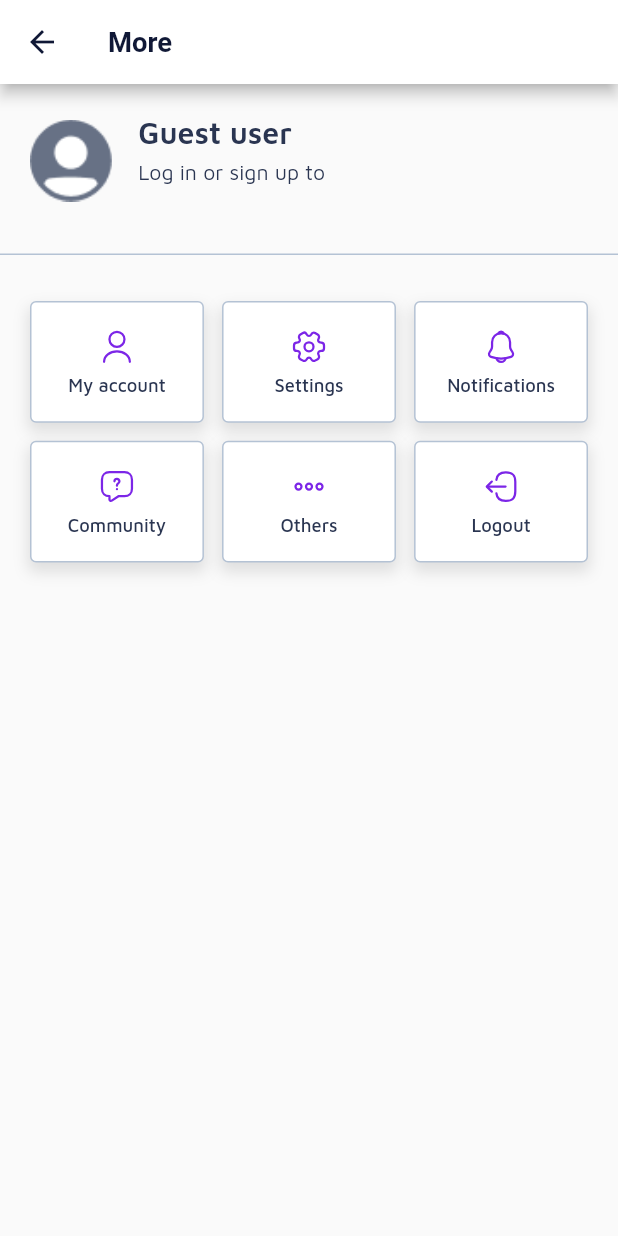
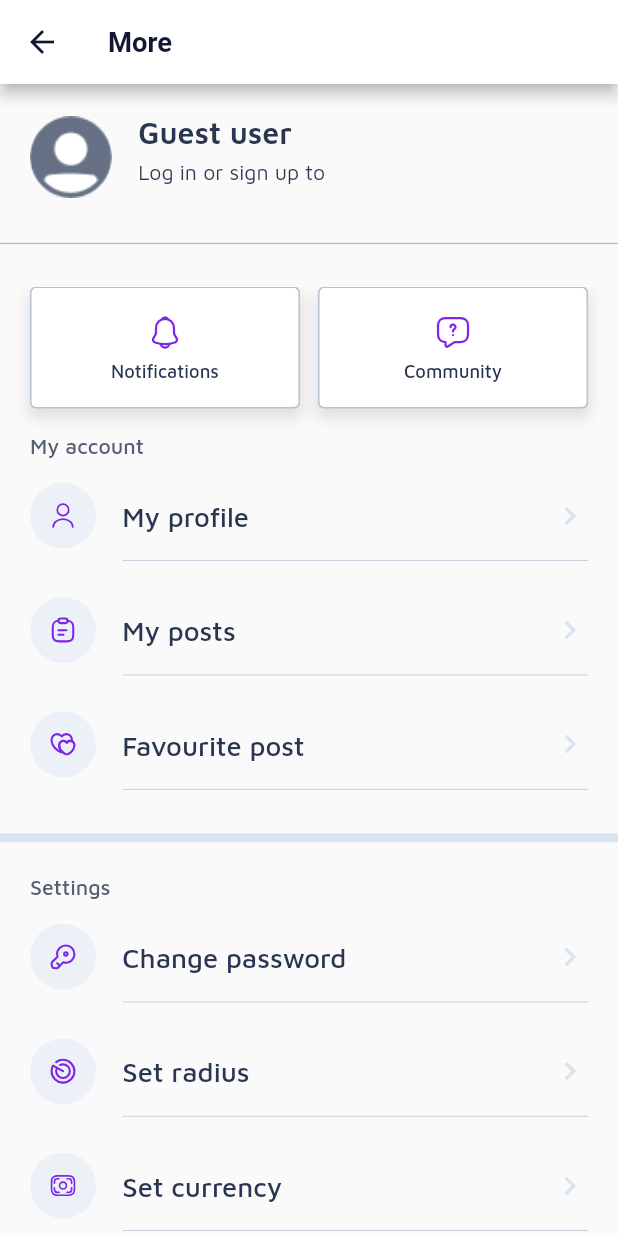
Before and after one commit to TawhidHassan/AdopBox, a Flutter app: the MorePage screen opened directly, on a phone screen of 412 x 824 dp. Run offline on Flutter 3.47's test engine with Material 2 defaults, Android fonts, the phone set to English and light mode, and no system bars; our stand-ins replace bloc, cached_network_image, camera, carousel_indicator, carousel_slider, connectivity_plus and 16 more; missing offline and left inert: flutter_sslcommerz; accounts and stored records are empty; project files that could hold a hidden picture were left out.

Commit message:
post details and more design update

```diff
--- a/lib/Constants/Colors/app_colors.dart
+++ b/lib/Constants/Colors/app_colors.dart
@@ -14,6 +14,7 @@ const unSelectColor = Color(0xFFD8E4F0);
 const dividerColor = Color(0xFFB4C2D4);
 const borderColor = Color(0xFFB4C2D4);
 const textColor = Color(0xFF2A3551);
+const textColorTwo = Color(0xFF555F71);
 const appBarTitleTextColor = Color(0xFF101836);
 const unSelectTextColor = Color(0xFF8A96A9);
 
--- a/lib/Constants/Strings/app_strings.dart
+++ b/lib/Constants/Strings/app_strings.dart
@@ -55,6 +55,10 @@ const COMUNITY_POST_CREATE_PAGE = "/COMUNITY_POST_CREATE_PAGE";
 
 ///set Radius page
 const NOTIFICATION_PAGE = "/NOTIFICATION_PAGE";
+
+///Post page
+const POST_DETAILS = "/POST_DETAILS";
+
 ///set Radius page
 const OTHER_PAGE = "/OTHER_PAGE";
 const FAQ_PAGE = "/FAQ_PAGE";
--- a/lib/Presentation/Pages/Home/Component/post_card.dart
+++ b/lib/Presentation/Pages/Home/Component/post_card.dart
@@ -3,6 +3,8 @@ import 'package:AdopBox/Constants/Colors/app_colors.dart';
 import 'package:flutter/material.dart';
 import 'package:flutter_screenutil/flutter_screenutil.dart';
 import 'package:flutter_svg/flutter_svg.dart';
+
+import '../../../../Constants/Strings/app_strings.dart';
 
 
 class Postcard extends StatelessWidget {
@@ -10,8 +12,11 @@ class Postcard extends StatelessWidget {
 
   @override
   Widget build(BuildContext context) {
-    return Container(
-
+    return InkWell(
+      onTap: (){
+        Navigator.pushNamed(context, POST_DETAILS);
+      },
+      child: Container(
         decoration: BoxDecoration(
           borderRadius: borderRadius,
           border: Border.all(color: borderColor)
@@ -56,6 +61,7 @@ class Postcard extends StatelessWidget {
             )
           ],
         ),
+      ),
     );
   }
 }
--- a/lib/Presentation/Pages/More/more.dart
+++ b/lib/Presentation/Pages/More/more.dart
@@ -5,6 +5,7 @@ import 'package:flutter_svg/flutter_svg.dart';
 
 import '../../../Constants/Colors/app_colors.dart';
 import '../../../Constants/Strings/app_strings.dart';
+import '../Settings/Component/settings_button.dart';
 import 'Component/more_card.dart';
 
 class MorePage extends StatelessWidget {
@@ -68,8 +69,10 @@ class MorePage extends StatelessWidget {
                   color: dividerColor,thickness: 1,)
             ),
             Expanded(
-                flex: 10,
+                flex: 11,
+                child: SingleChildScrollView(
                   child: Column(
+                    crossAxisAlignment: CrossAxisAlignment.start,
                     children: [
                       Container(
                         padding:EdgeInsets.symmetric(horizontal: 20,vertical: 0),
@@ -79,34 +82,11 @@ class MorePage extends StatelessWidget {
                             Expanded(
                                 child:InkWell(
                                     onTap: (){
-                                    Navigator.pushNamed(context, PROFILE_PAGE);
-                                  },
-                                  child: MoreCard(image:"assets/icons/user.svg",title: "My account",))
-                          ),
-                          SizedBox(width: 11.w,),
-                          Expanded(
-                              child:InkWell(
-                                  onTap: (){
-                                    Navigator.pushNamed(context, SETTINGS_PAGE);
-                                  },
-                                  child: MoreCard(image:"assets/icons/setting.svg",title: "Settings",))
-                          ),
-                          SizedBox(width: 11.w,),
-                          Expanded(
-                              child:InkWell(
-                                  onTap: (){
                                       Navigator.pushNamed(context, NOTIFICATION_PAGE);
                                     },
                                     child: MoreCard(image:"assets/icons/notification.svg",title: "Notifications",))
                             ),
-                        ],
-                      ),
-                    ),
-                    Container(
-                      padding: EdgeInsets.symmetric(horizontal: 20,vertical: 12),
-                      width:1.0.sw,
-                      child: Row(
-                        children: [
+                            SizedBox(width: 11.w,),
                             Expanded(
                                 child:InkWell(
                                     onTap: (){
@@ -114,22 +94,95 @@ class MorePage extends StatelessWidget {
                                     },
                                     child: MoreCard(image:"assets/icons/message.svg",title: "Community",))
                             ),
-                          SizedBox(width: 11.w,),
-                          Expanded(
-                              child:InkWell(
-                                  onTap: (){
-                                    Navigator.pushNamed(context, OTHER_PAGE);
-                                  },
-                                  child: MoreCard(image:"assets/icons/more-3.svg",title: "Others",))
-                          ),
-                          SizedBox(width: 11.w,),
-                          Expanded(
-                              child:MoreCard(image:"assets/icons/logout.svg",title: "Logout",)
-                          ),
                           ],
                         ),
                       ),
+                      SizedBox(height: 16.h,),
+                      Padding(
+                        padding: const EdgeInsets.symmetric(horizontal: 20.0),
+                        child: Text("My account",style: mediumText(14.sp,color: textColorTwo),),
+                      ),
+                      SizedBox(height: 16.h,),
+                      InkWell(
+                          onTap: (){
+                            Navigator.pushNamed(context, PROFILE_PAGE);
+                          },
+                          child: SettingButton(image: "assets/icons/user.svg",title:"My profile" ,padding: 20,)),
+                      InkWell(
+                          onTap: (){
+                            Navigator.pushNamed(context, PROFILE_PAGE);
+                          },
+                          child: SettingButton(image: "assets/icons/post.svg",title:"My posts" ,padding: 20)),
+                      InkWell(
+                          onTap: (){
+                            Navigator.pushNamed(context, PROFILE_PAGE);
+                          },
+                          child: SettingButton(image: "assets/icons/lovely.svg",title:"Favourite post",padding: 20 )),
+                      Divider(
+                        color: unSelectColor,thickness: 6,
+                      ),
+                      SizedBox(height: 16.h,),
+                      Padding(
+                        padding: const EdgeInsets.symmetric(horizontal: 20.0),
+                        child: Text("Settings",style: mediumText(14.sp,color: textColorTwo),),
+                      ),
+                      SizedBox(height: 16.h,),
+                      InkWell(
+                          onTap: (){
+                            Navigator.pushNamed(context, CHANGE_PASSWORD_PAGE);
+                          },
+                          child: SettingButton(image: "assets/icons/key.svg",title:"Change password",padding: 20 )),
+
+                      InkWell(
+                          onTap: (){
+                            Navigator.pushNamed(context, SET_RADIUS_PAGE);
+                          },
+                          child: SettingButton(image: "assets/icons/radar.svg",title:"Set radius",padding: 20 )),
+                      SettingButton(image: "assets/icons/money-4.svg",title:"Set currency",padding: 20 ),
+                      InkWell(
+                          onTap: (){
+                            Navigator.pushNamed(context, SET_PREFERENCE_PAGE);
+
+                          },
+                          child: SettingButton(image: "assets/icons/like.svg",title:"Change preference",padding: 20 )),
+                      SettingButton(image: "assets/icons/close-2.svg",title:"Deactivate account" ,padding: 20),
+                      Divider(
+                        color: unSelectColor,thickness: 6,
+                      ),
+                      SizedBox(height: 16.h,),
+                      Padding(
+                        padding: const EdgeInsets.symmetric(horizontal: 20.0),
+                        child: Text("More",style: mediumText(14.sp,color: textColorTwo),),
+                      ),
+                      SizedBox(height: 16.h,),
+                      InkWell(
+                          onTap: (){
+                            Navigator.pushNamed(context, FAQ_PAGE);
+                          },
+                          child: SettingButton(image: "assets/icons/key.svg",title:"Frequently asked question",padding: 20 )),
+                      InkWell(
+                          onTap: (){
+                            Navigator.pushNamed(context, ABOUT_PAGE);
+                          },
+                          child: SettingButton(image: "assets/icons/radar.svg",title:"About app",padding: 20 )),
+                      InkWell(
+                          onTap: (){
+                            Navigator.pushNamed(context, PRIVACY_PAGE);
+                          },
+                          child: SettingButton(image: "assets/icons/money-4.svg",title:"Privacy policy",padding: 20 )),
+
+                      Divider(
+                        color: unSelectColor,thickness: 6,
+                      ),
+                      SizedBox(height: 16.h,),
+                      InkWell(
+                          onTap: (){
+                            Navigator.pushNamed(context, PRIVACY_PAGE);
+                          },
+                          child: SettingButton(image: "assets/icons/logout.svg",title:"Logout",padding: 20 )),
+
                     ],
+                  ),
                 )
             ),
 
--- a/lib/Presentation/Pages/Others/other_page.dart
+++ b/lib/Presentation/Pages/Others/other_page.dart
@@ -31,6 +31,7 @@ class OtherPage extends StatelessWidget {
                   Navigator.pushNamed(context, PRIVACY_PAGE);
                 },
                 child: SettingButton(image: "assets/icons/money-4.svg",title:"Privacy policy" )),
+
           ],
         ),
       ),
--- a/lib/Presentation/Pages/Settings/Component/settings_button.dart
+++ b/lib/Presentation/Pages/Settings/Component/settings_button.dart
@@ -8,12 +8,14 @@ import '../../../../Constants/Colors/app_colors.dart';
 class SettingButton extends StatelessWidget {
   final String?title;
   final String?image;
-  const SettingButton({Key? key, this.title, this.image}) : super(key: key);
+  final double?padding;
+  const SettingButton({Key? key, this.title, this.image, this.padding=0.0}) : super(key: key);
 
   @override
   Widget build(BuildContext context) {
     return Container(
       margin: EdgeInsets.only(bottom: 16.h),
+      padding: EdgeInsets.symmetric(horizontal: padding!),
       width: 1.0.sw,
       child: Column(
         children: [
@@ -23,7 +25,7 @@ class SettingButton extends StatelessWidget {
               Row(
                 children: [
                   CircleAvatar(
-                    radius: 24,
+                    radius: 22,
                     backgroundColor: Color(0xFFEBF1F7),
                     child: SvgPicture.asset(image!,height: 18.h,),
                   ),
--- a/lib/Presentation/Pages/Settings/settings_page.dart
+++ b/lib/Presentation/Pages/Settings/settings_page.dart
@@ -21,6 +21,7 @@ class SettingsPage extends StatelessWidget {
                   Navigator.pushNamed(context, CHANGE_PASSWORD_PAGE);
                 },
                 child: SettingButton(image: "assets/icons/key.svg",title:"Change password" )),
+
             InkWell(
                 onTap: (){
                   Navigator.pushNamed(context, SET_RADIUS_PAGE);
--- a/lib/Route/app_route.dart
+++ b/lib/Route/app_route.dart
@@ -21,6 +21,7 @@ import '../Presentation/Pages/Others/other_page.dart';
 import '../Presentation/Pages/Password/change_password_page.dart';
 import '../Presentation/Pages/Password/forget_password_page.dart';
 import '../Presentation/Pages/Post/all_post_page.dart';
+import '../Presentation/Pages/Post/post_details_page.dart';
 import '../Presentation/Pages/Set Radius/set_radius_page.dart';
 import '../Presentation/Pages/Settings/settings_page.dart';
 import '../Presentation/Pages/SplashScreen/spalash_screen.dart';
@@ -91,6 +92,8 @@ class AppRouter {
       return MaterialPageRoute(builder: (_) => CommunityDetailsPage());
     case COMUNITY_POST_CREATE_PAGE:
       return MaterialPageRoute(builder: (_) => CreateCommunityPost());
+    case POST_DETAILS:
+      return MaterialPageRoute(builder: (_) => PostDetailPage());
 
 
 
```
Also changed, not shown: lib/Presentation/Pages/Post/Component/pet_info_card.dart (added, +34 -0 lines), lib/Presentation/Pages/Post/post_details_page.dart (added, +202 -0 lines), assets/icons/dot.svg (added), assets/icons/heart.svg (added), assets/icons/injection.svg (added), assets/icons/lovely.svg (added), assets/icons/pet_category.svg (added), assets/icons/pets.svg (added), assets/icons/post.svg (added), assets/icons/share.svg (added), assets/icons/virus.svg (added), assets/images/Image.png (added). Lines whose indentation alone changed are shown as unchanged.
